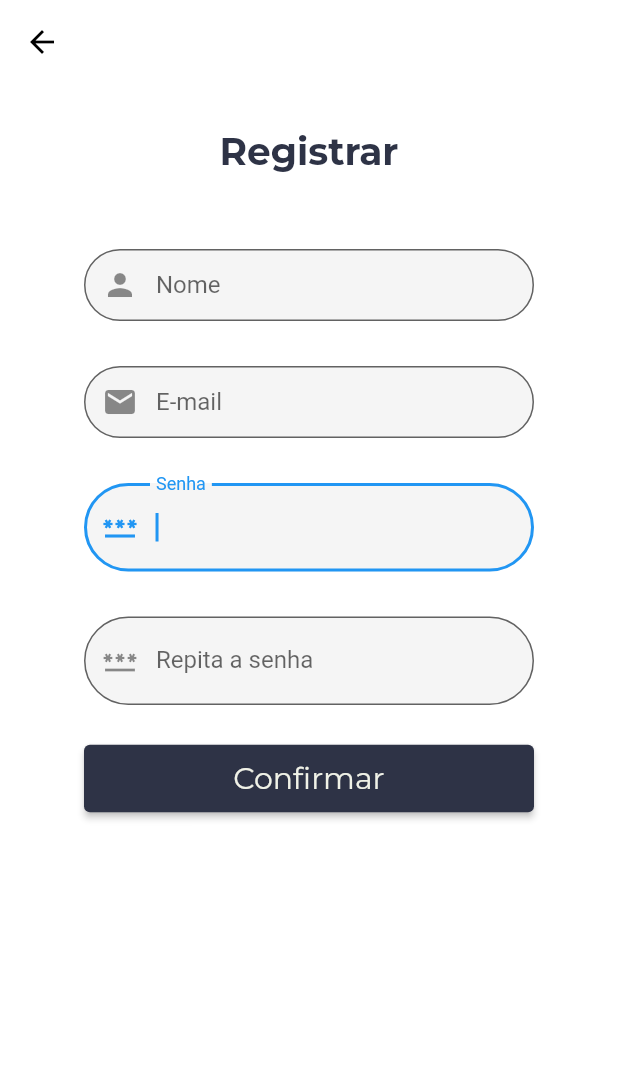
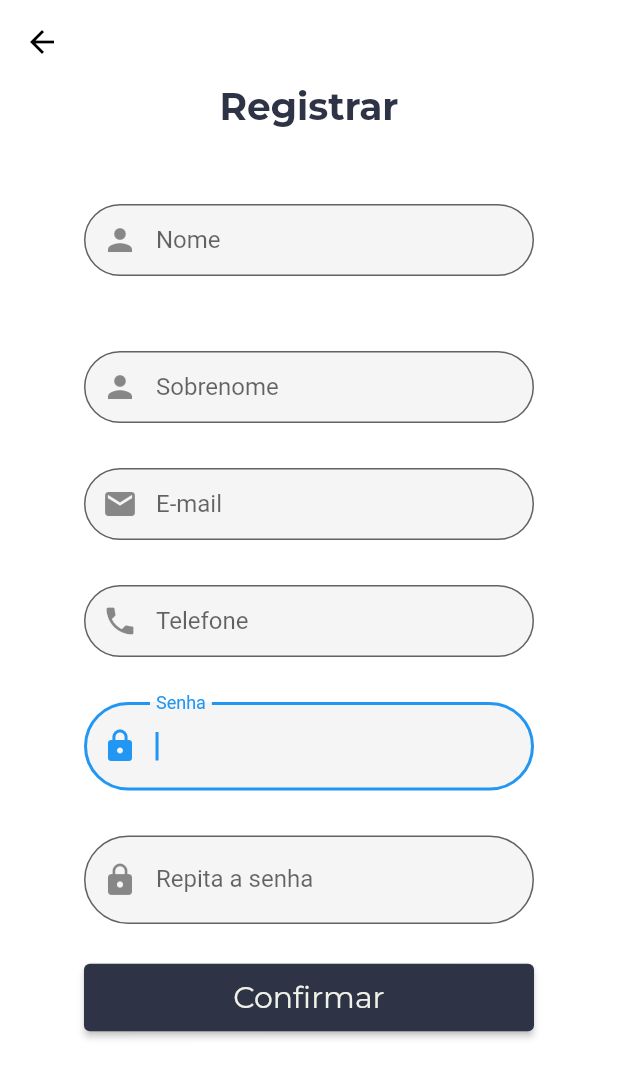
Before and after one commit to lucasmenezesdev/sincroneasy, a Flutter app: the RegisterPage screen opened directly, on a phone screen of 412 x 824 dp. Shown: the top 1078 px of the screen. Run offline on Flutter 3.47's test engine with Material 2 defaults, Android fonts, the phone set to English and light mode, and no system bars; our stand-ins replace firebase_auth, firebase_core, google_fonts, google_sign_in, modal_bottom_sheet; accounts and stored records are empty; network calls fail.

Commit message:
ajustes nos FocusNodes da login e register page; ajuste de escala na initialpage

```diff
--- a/lib/main.dart
+++ b/lib/main.dart
@@ -33,7 +33,7 @@ class MyApp extends StatelessWidget {
       theme: ThemeData(
         primarySwatch: Colors.blue,
       ),
-      home: Layout(),
+      home: Initial(),
     );
   }
 }
--- a/lib/pages/register_page.dart
+++ b/lib/pages/register_page.dart
@@ -18,9 +18,17 @@ class _RegisterPageState extends State<RegisterPage> {
   late FocusNode textFocusNodeName;
   bool _isEditingName = false;
 
+  late TextEditingController textControllerLastname = TextEditingController();
+  late FocusNode textFocusNodeLastname;
+  bool _isEditingLastname = false;
+
   late TextEditingController textControllerEmail = TextEditingController();
   late FocusNode textFocusNodeEmail;
   bool _isEditingEmail = false;
+
+  late TextEditingController textControllerPhone = TextEditingController();
+  late FocusNode textFocusNodePhone;
+  bool _isEditingPhone = false;
 
   late TextEditingController textControllerPassword = TextEditingController();
   late FocusNode textFocusNodePassword;
@@ -71,9 +79,15 @@ class _RegisterPageState extends State<RegisterPage> {
     textControllerName = TextEditingController();
     textControllerName.text = '';
     textFocusNodeName = FocusNode();
+    textControllerLastname = TextEditingController();
+    textControllerLastname.text = '';
+    textFocusNodeLastname = FocusNode();
     textControllerEmail = TextEditingController();
     textControllerEmail.text = '';
     textFocusNodeEmail = FocusNode();
+    textControllerPhone = TextEditingController();
+    textFocusNodePhone = FocusNode();
+    textControllerPhone.text = '';
     textControllerPassword = TextEditingController();
     textControllerPassword.text = '';
     textFocusNodePassword = FocusNode();
@@ -91,17 +105,14 @@ class _RegisterPageState extends State<RegisterPage> {
         elevation: 0,
         foregroundColor: Colors.black,
       ),
-      body: SingleChildScrollView(
-        child: Container(
-          height: MediaQuery.of(context).size.height - 120,
+      body: ListView(children: [
+        Container(
+          height: MediaQuery.of(context).size.height,
           width: MediaQuery.of(context).size.width,
           color: Colors.white,
           child: Column(
             crossAxisAlignment: CrossAxisAlignment.center,
             children: [
-              SizedBox(
-                height: 30,
-              ),
               Text(
                 'Registrar',
                 style: GoogleFonts.montserrat(
@@ -120,24 +131,48 @@ class _RegisterPageState extends State<RegisterPage> {
                   autofocus: false,
                   onChanged: (value) {
                     setState(() {
-                      _isEditingEmail = true;
+                      _isEditingName = true;
                     });
                   },
                   onSubmitted: (value) {
-                    textFocusNodeEmail.unfocus();
+                    textFocusNodeName.unfocus();
+                    FocusScope.of(context).requestFocus(textFocusNodeLastname);
+                  },
+                  decoration: InputDecoration(
+                    filled: true,
+                    labelText: 'Nome',
+                    hintText: 'Seu Nome',
+                    border: OutlineInputBorder(
+                        borderRadius: BorderRadius.circular(30)),
+                    prefixIcon: Icon(Icons.person),
+                    contentPadding: EdgeInsets.only(right: 30),
+                  ),
+                ),
+              ),
+              SizedBox(
+                height: 50,
+              ),
+              Container(
+                width: 300,
+                child: TextField(
+                  focusNode: textFocusNodeLastname,
+                  keyboardType: TextInputType.name,
+                  textInputAction: TextInputAction.next,
+                  controller: textControllerLastname,
+                  autofocus: false,
+                  onChanged: (value) {
+                    setState(() {
+                      _isEditingLastname = true;
+                    });
+                  },
+                  onSubmitted: (value) {
+                    textFocusNodeLastname.unfocus();
                     FocusScope.of(context).requestFocus(textFocusNodeEmail);
                   },
                   decoration: InputDecoration(
-                    errorText: _isEditingEmail
-                        ? _validateEmail(textControllerEmail.text)
-                        : null,
-                    errorStyle: TextStyle(
-                      fontSize: 12,
-                      color: Colors.redAccent,
-                    ),
                     filled: true,
-                    labelText: 'Nome',
-                    hintText: 'exemplo@dominio.com',
+                    labelText: 'Sobrenome',
+                    hintText: 'Seu Sobrenome',
                     border: OutlineInputBorder(
                         borderRadius: BorderRadius.circular(30)),
                     prefixIcon: Icon(Icons.person),
@@ -163,7 +198,7 @@ class _RegisterPageState extends State<RegisterPage> {
                   },
                   onSubmitted: (value) {
                     textFocusNodeEmail.unfocus();
-                    FocusScope.of(context).requestFocus(textFocusNodeEmail);
+                    FocusScope.of(context).requestFocus(textFocusNodePhone);
                   },
                   decoration: InputDecoration(
                     errorText: _isEditingEmail
@@ -187,6 +222,37 @@ class _RegisterPageState extends State<RegisterPage> {
                 height: 30,
               ),
               Container(
+                width: 300,
+                child: TextField(
+                  focusNode: textFocusNodePhone,
+                  keyboardType: TextInputType.phone,
+                  textInputAction: TextInputAction.next,
+                  controller: textControllerPhone,
+                  autofocus: false,
+                  onChanged: (value) {
+                    setState(() {
+                      _isEditingPhone = true;
+                    });
+                  },
+                  onSubmitted: (value) {
+                    textFocusNodePhone.unfocus();
+                    FocusScope.of(context).requestFocus(textFocusNodePassword);
+                  },
+                  decoration: InputDecoration(
+                    filled: true,
+                    labelText: 'Telefone',
+                    hintText: '+99 9 99999999',
+                    border: OutlineInputBorder(
+                        borderRadius: BorderRadius.circular(30)),
+                    prefixIcon: Icon(Icons.phone),
+                    contentPadding: EdgeInsets.only(right: 30),
+                  ),
+                ),
+              ),
+              SizedBox(
+                height: 30,
+              ),
+              Container(
                   width: 300,
                   child: TextField(
                     focusNode: textFocusNodePassword,
@@ -202,7 +268,7 @@ class _RegisterPageState extends State<RegisterPage> {
                     onSubmitted: (value) {
                       textFocusNodePassword.unfocus();
                       FocusScope.of(context)
-                          .requestFocus(textFocusNodePassword);
+                          .requestFocus(textFocusNodePasswordRepeat);
                     },
                     obscureText: visiblePassword,
                     style: TextStyle(),
@@ -211,7 +277,7 @@ class _RegisterPageState extends State<RegisterPage> {
                       labelText: 'Senha',
                       border: OutlineInputBorder(
                           borderRadius: BorderRadius.circular(30)),
-                      prefixIcon: Icon(Icons.password),
+                      prefixIcon: Icon(Icons.lock),
                     ),
                   )),
               SizedBox(
@@ -227,13 +293,11 @@ class _RegisterPageState extends State<RegisterPage> {
                     autofocus: true,
                     onChanged: (value) async {
                       setState(() {
-                        _isEditingPassword = true;
+                        _isEditingPasswordRepeat = true;
                       });
                     },
                     onSubmitted: (value) {
-                      textFocusNodePassword.unfocus();
-                      FocusScope.of(context)
-                          .requestFocus(textFocusNodePassword);
+                      textFocusNodePasswordRepeat.unfocus();
                     },
                     obscureText: visiblePassword,
                     style: TextStyle(),
@@ -242,7 +306,7 @@ class _RegisterPageState extends State<RegisterPage> {
                       labelText: 'Repita a senha',
                       border: OutlineInputBorder(
                           borderRadius: BorderRadius.circular(30)),
-                      prefixIcon: Icon(Icons.password),
+                      prefixIcon: Icon(Icons.lock),
                     ),
                   )),
               SizedBox(
@@ -256,7 +320,7 @@ class _RegisterPageState extends State<RegisterPage> {
             ],
           ),
         ),
-      ),
+      ]),
     );
   }
 }
```
Also changed, not shown: lib/pages/initial.dart (+12 -19 lines), lib/pages/login_page.dart (+3 -18 lines).
